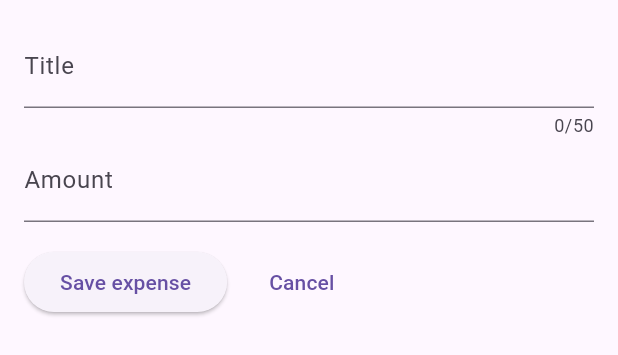
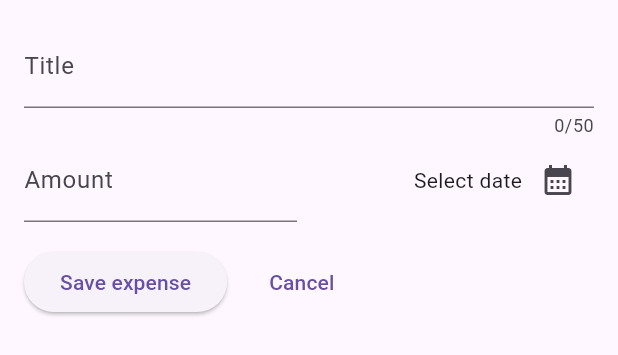
Before and after one commit to AdrianKnapp/finance-app, a Flutter app: the NewExpense widget shown alone on an empty page, opened directly, on a phone screen of 412 x 824 dp. Shown: the top 355 px of the screen. Run offline on Flutter 3.47's test engine with Material 3 defaults, Android fonts, the phone set to English and light mode, and no system bars.

Commit message:
feat(expense): added date button

```diff
--- a/lib/widgets/new_expense.dart
+++ b/lib/widgets/new_expense.dart
@@ -1,4 +1,7 @@
 import 'package:flutter/material.dart';
+import 'package:intl/intl.dart';
+
+final formatter = DateFormat.yMd();
 
 class NewExpense extends StatefulWidget {
   const NewExpense({super.key});
@@ -12,6 +15,22 @@ class NewExpense extends StatefulWidget {
 class _NewExpenseState extends State<NewExpense> {
   final _titleController = TextEditingController();
   final _amountController = TextEditingController();
+  DateTime? _selectedDate;
+
+  void _presentDatePicker() async {
+    final now = DateTime.now();
+
+    final pickedDate = await showDatePicker(
+      context: context,
+      initialDate: now,
+      firstDate: DateTime(now.year - 1),
+      lastDate: DateTime(now.year + 1),
+    );
+
+    setState(() {
+      _selectedDate = pickedDate;
+    });
+  }
 
   @override
   void dispose() {
@@ -33,13 +52,35 @@ class _NewExpenseState extends State<NewExpense> {
                 label: Text('Title'),
               ),
             ),
-            TextField(
+            Row(
+              children: [
+                Expanded(
+                  child: TextField(
                     controller: _amountController,
                     keyboardType: TextInputType.number,
                     decoration: InputDecoration(
                       label: Text('Amount'),
                       prefixText: '\$',
                     ),
+                  ),
+                ),
+                const SizedBox(width: 16),
+                Expanded(
+                  child: Row(
+                    crossAxisAlignment: CrossAxisAlignment.center,
+                    mainAxisAlignment: MainAxisAlignment.end,
+                    children: [
+                      Text(_selectedDate == null
+                          ? 'Select date'
+                          : formatter.format((_selectedDate!))),
+                      IconButton(
+                        onPressed: _presentDatePicker,
+                        icon: const Icon(Icons.calendar_month),
+                      )
+                    ],
+                  ),
+                )
+              ],
             ),
             const SizedBox(height: 16),
             Row(
```
Lines whose indentation alone changed are shown as unchanged.
